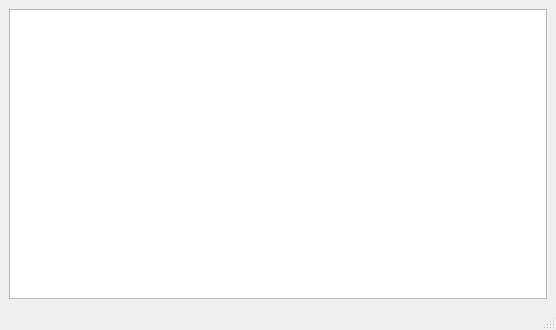
This is src/BoostTestParser/View/MainWindow.ui in matcatc/Test_Parser as Qt 5 draws it before an edit. The edited form follows.
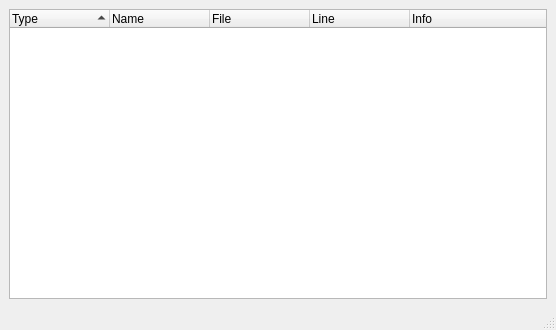
This is the edited form.

Commit message: switched back to QTreeWidget, much simpler

What changed in the file:
```diff
--- a/src/BoostTestParser/View/MainWindow.ui
+++ b/src/BoostTestParser/View/MainWindow.ui
@@ -19,7 +19,7 @@
   <widget class="QWidget" name="centralwidget">
    <layout class="QVBoxLayout" name="verticalLayout">
     <item>
-     <widget class="QTreeView" name="treeView">
+     <widget class="QTreeWidget" name="treeWidget">
       <property name="autoFillBackground">
        <bool>true</bool>
       </property>
@@ -35,6 +35,31 @@
       <property name="wordWrap">
        <bool>false</bool>
       </property>
+      <column>
+       <property name="text">
+        <string>Type</string>
+       </property>
+      </column>
+      <column>
+       <property name="text">
+        <string>Name</string>
+       </property>
+      </column>
+      <column>
+       <property name="text">
+        <string>File</string>
+       </property>
+      </column>
+      <column>
+       <property name="text">
+        <string>Line</string>
+       </property>
+      </column>
+      <column>
+       <property name="text">
+        <string>Info</string>
+       </property>
+      </column>
      </widget>
     </item>
    </layout>
```
The commit also changes 1 other file.
